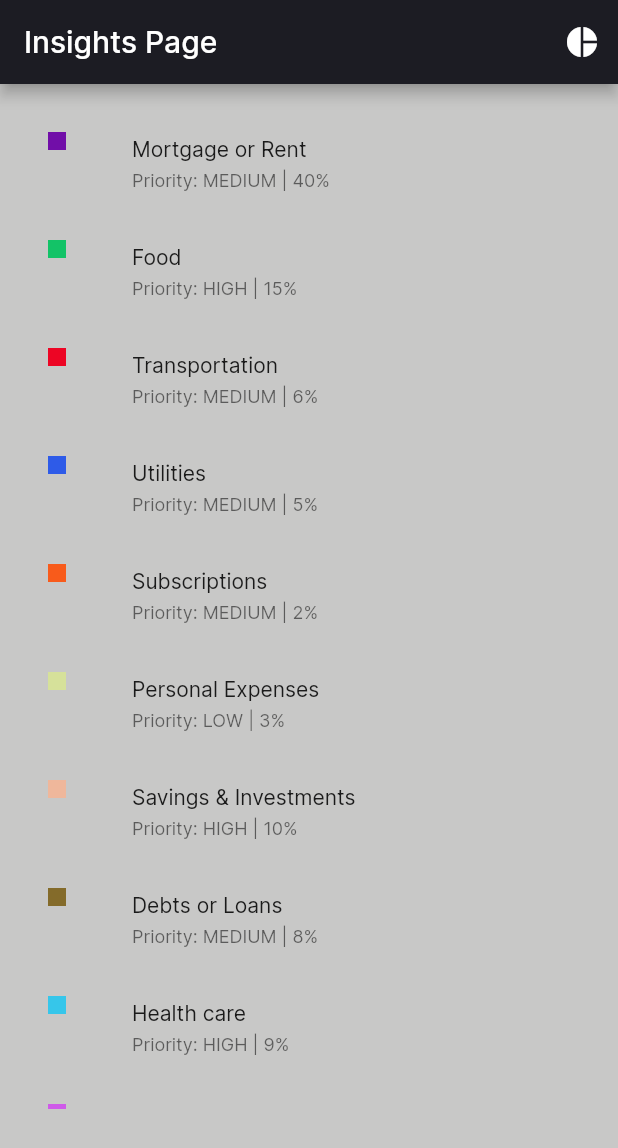
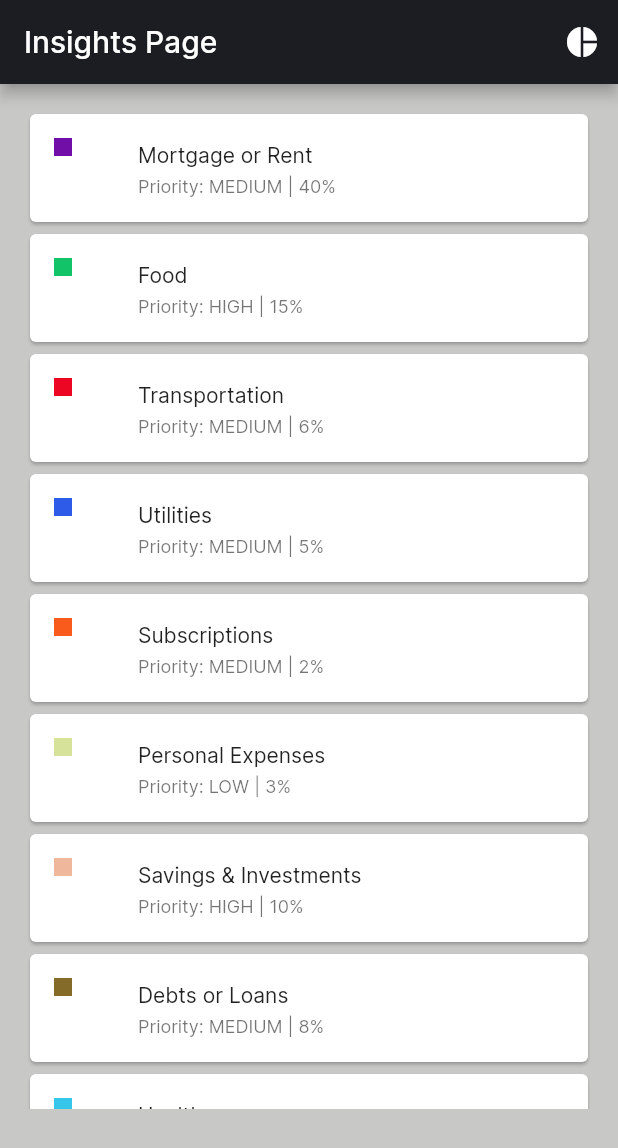
Before and after one commit to SHADIC20003/Econible-mob-app, a Flutter app: the SpendingBudgetsView screen opened directly, after a tap on the "list" icon, on a phone screen of 412 x 824 dp. Shown: the top 1148 px of the screen. Run offline on Flutter 3.47's test engine with Material 3 defaults, Android fonts, the phone set to English and light mode, and no system bars; our stand-ins replace carousel_slider, dotted_border, fl_chart, scrollable_positioned_list, shared_preferences, sqflite; accounts and stored records are empty.

Commit message:
Necessary modifications

```diff
--- a/lib/view/Insights_Page/spending_budgets_view.dart
+++ b/lib/view/Insights_Page/spending_budgets_view.dart
@@ -49,7 +49,8 @@ class _SpendingBudgetsViewState extends State<SpendingBudgetsView> {
     return Scaffold(
       backgroundColor: Color.fromARGB(80, 80, 80, 75),
       appBar: AppBar(
-        title: Text('Insights Page') , backgroundColor: TColor.gray80,
+        title: Text('Insights Page'),
+        backgroundColor: TColor.gray80,
         actions: [
           IconButton(
             icon: Icon(_showPieChart ? Icons.list : Icons.pie_chart),
@@ -134,7 +135,8 @@ class _SpendingBudgetsViewState extends State<SpendingBudgetsView> {
       itemCount: budgetCategories.length,
       itemBuilder: (context, index) {
         final category = budgetCategories[index];
-        return ListTile(
+        return Card(
+          child: ListTile(
             leading: Container(
               width: 12,
               height: 12,
@@ -147,6 +149,7 @@ class _SpendingBudgetsViewState extends State<SpendingBudgetsView> {
             subtitle: Text(
               'Priority: ${category['priority'].toUpperCase()} | ${category['percentage'].toStringAsFixed(0)}%',
               style: TextStyle(fontSize: 12),
+            ),
           ),
         );
       },
--- a/lib/view/home/home_view.dart
+++ b/lib/view/home/home_view.dart
@@ -208,7 +208,7 @@ String dbbudget = '';
                             borderRadius: BorderRadius.circular(16),
                           ),
                           child: Text(
-                            "press to enter new budget",
+                            "Enter a new budget",
                             style: TextStyle(
                                 color: TColor.white,
                                 fontSize: 12,
```
Lines whose indentation alone changed are shown as unchanged.
